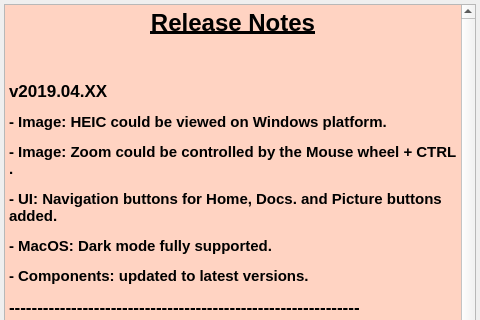
The window that src/ui/forms/ReleaseNotesDialog.ui (vookimedlo/vooki-image-viewer) describes before a commit, drawn with Qt 5; both pictures show x 0 to 480 and y 0 to 320 of the 480 by 656 pixel window.
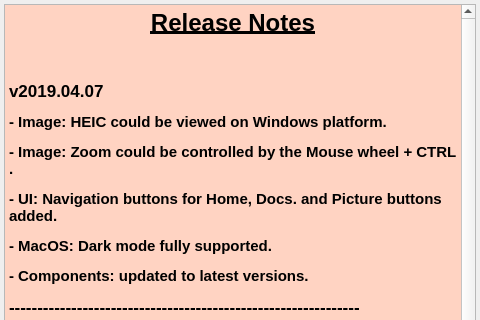
The same window after the commit.

Commit message: Release: Preparation

```diff
--- a/src/ui/forms/ReleaseNotesDialog.ui
+++ b/src/ui/forms/ReleaseNotesDialog.ui
@@ -69,41 +69,41 @@
       <string>&lt;!DOCTYPE HTML PUBLIC &quot;-//W3C//DTD HTML 4.0//EN&quot; &quot;http://www.w3.org/TR/REC-html40/strict.dtd&quot;&gt;
 &lt;html&gt;&lt;head&gt;&lt;meta name=&quot;qrichtext&quot; content=&quot;1&quot; /&gt;&lt;style type=&quot;text/css&quot;&gt;
 p, li { white-space: pre-wrap; }
-&lt;/style&gt;&lt;/head&gt;&lt;body style=&quot; font-family:'.SF NS Text'; font-size:13pt; font-weight:400; font-style:normal;&quot; bgcolor=&quot;#ffd3c2&quot;&gt;
-&lt;p align=&quot;center&quot; style=&quot; margin-top:12px; margin-bottom:12px; margin-left:0px; margin-right:0px; -qt-block-indent:0; text-indent:0px;&quot;&gt;&lt;span style=&quot; font-size:18pt; font-weight:600; text-decoration: underline; color:#000000;&quot;&gt;Release Notes&lt;/span&gt;&lt;/p&gt;
-&lt;p style=&quot;-qt-paragraph-type:empty; margin-top:12px; margin-bottom:12px; margin-left:0px; margin-right:0px; -qt-block-indent:0; text-indent:0px; color:#000000;&quot;&gt;&lt;br /&gt;&lt;/p&gt;
-&lt;p style=&quot; margin-top:12px; margin-bottom:12px; margin-left:0px; margin-right:0px; -qt-block-indent:0; text-indent:0px;&quot;&gt;&lt;span style=&quot; font-weight:600; color:#000000;&quot;&gt;v2019.04.XX&lt;/span&gt;&lt;/p&gt;
-&lt;p style=&quot; margin-top:12px; margin-bottom:12px; margin-left:0px; margin-right:0px; -qt-block-indent:0; text-indent:0px;&quot;&gt;&lt;span style=&quot; font-size:11pt; font-weight:600; color:#000000;&quot;&gt;- Image: HEIC could be viewed on Windows platform.&lt;/span&gt;&lt;/p&gt;
-&lt;p style=&quot; margin-top:12px; margin-bottom:12px; margin-left:0px; margin-right:0px; -qt-block-indent:0; text-indent:0px;&quot;&gt;&lt;span style=&quot; font-size:11pt; font-weight:600; color:#000000;&quot;&gt;- Image: Zoom could be controlled by the Mouse wheel + CTRL .&lt;/span&gt;&lt;/p&gt;
-&lt;p style=&quot; margin-top:12px; margin-bottom:12px; margin-left:0px; margin-right:0px; -qt-block-indent:0; text-indent:0px;&quot;&gt;&lt;span style=&quot; font-size:11pt; font-weight:600; color:#000000;&quot;&gt;- UI: Navigation buttons for Home, Docs. and Picture buttons added.&lt;/span&gt;&lt;/p&gt;
-&lt;p style=&quot; margin-top:12px; margin-bottom:12px; margin-left:0px; margin-right:0px; -qt-block-indent:0; text-indent:0px;&quot;&gt;&lt;span style=&quot; font-size:11pt; font-weight:600; color:#000000;&quot;&gt;- MacOS: Dark mode fully supported.&lt;/span&gt;&lt;/p&gt;
-&lt;p style=&quot; margin-top:12px; margin-bottom:12px; margin-left:0px; margin-right:0px; -qt-block-indent:0; text-indent:0px;&quot;&gt;&lt;span style=&quot; font-size:11pt; font-weight:600; color:#000000;&quot;&gt;- Components: updated to latest versions.&lt;/span&gt;&lt;/p&gt;
-&lt;p style=&quot; margin-top:12px; margin-bottom:12px; margin-left:0px; margin-right:0px; -qt-block-indent:0; text-indent:0px;&quot;&gt;&lt;span style=&quot; font-weight:600; color:#000000;&quot;&gt;--------------------------------------------------------------&lt;/span&gt;&lt;/p&gt;
-&lt;p style=&quot; margin-top:12px; margin-bottom:12px; margin-left:0px; margin-right:0px; -qt-block-indent:0; text-indent:0px;&quot;&gt;&lt;span style=&quot; font-weight:600; color:#000000;&quot;&gt;v2018.01.19&lt;/span&gt;&lt;/p&gt;
-&lt;p style=&quot; margin-top:12px; margin-bottom:12px; margin-left:0px; margin-right:0px; -qt-block-indent:0; text-indent:0px;&quot;&gt;&lt;span style=&quot; font-size:11pt; font-weight:600; color:#000000;&quot;&gt;- Image: Movement improved.&lt;/span&gt;&lt;/p&gt;
-&lt;p style=&quot; margin-top:12px; margin-bottom:12px; margin-left:0px; margin-right:0px; -qt-block-indent:0; text-indent:0px;&quot;&gt;&lt;span style=&quot; font-size:11pt; font-weight:600; color:#000000;&quot;&gt;- Components: updated to latest versions.&lt;/span&gt;&lt;/p&gt;
-&lt;p style=&quot; margin-top:12px; margin-bottom:12px; margin-left:0px; margin-right:0px; -qt-block-indent:0; text-indent:0px;&quot;&gt;&lt;span style=&quot; font-weight:600; color:#000000;&quot;&gt;--------------------------------------------------------------&lt;/span&gt;&lt;/p&gt;
-&lt;p style=&quot; margin-top:12px; margin-bottom:12px; margin-left:0px; margin-right:0px; -qt-block-indent:0; text-indent:0px;&quot;&gt;&lt;span style=&quot; font-weight:600; color:#000000;&quot;&gt;v2017.12.09&lt;/span&gt;&lt;/p&gt;
-&lt;p style=&quot; margin-top:12px; margin-bottom:12px; margin-left:0px; margin-right:0px; -qt-block-indent:0; text-indent:0px;&quot;&gt;&lt;span style=&quot; font-size:11pt; font-weight:600; color:#000000;&quot;&gt;- Image: Smooth transformation applied.&lt;/span&gt;&lt;/p&gt;
-&lt;p style=&quot; margin-top:12px; margin-bottom:12px; margin-left:0px; margin-right:0px; -qt-block-indent:0; text-indent:0px;&quot;&gt;&lt;span style=&quot; font-size:11pt; font-weight:600; color:#000000;&quot;&gt;- Components: updated to latest versions.&lt;/span&gt;&lt;/p&gt;
-&lt;p style=&quot; margin-top:12px; margin-bottom:12px; margin-left:0px; margin-right:0px; -qt-block-indent:0; text-indent:0px;&quot;&gt;&lt;span style=&quot; font-weight:600; color:#000000;&quot;&gt;--------------------------------------------------------------&lt;/span&gt;&lt;/p&gt;
-&lt;p style=&quot; margin-top:12px; margin-bottom:12px; margin-left:0px; margin-right:0px; -qt-block-indent:0; text-indent:0px;&quot;&gt;&lt;span style=&quot; font-weight:600; color:#000000;&quot;&gt;v2017.11.24&lt;/span&gt;&lt;/p&gt;
-&lt;p style=&quot; margin-top:12px; margin-bottom:12px; margin-left:0px; margin-right:0px; -qt-block-indent:0; text-indent:0px;&quot;&gt;&lt;span style=&quot; font-size:11pt; font-weight:600; color:#000000;&quot;&gt;- Windows: Problems with files over a shared network (\\server\...) fixed.&lt;/span&gt;&lt;/p&gt;
-&lt;p style=&quot; margin-top:0px; margin-bottom:0px; margin-left:0px; margin-right:0px; -qt-block-indent:0; text-indent:0px;&quot;&gt;&lt;span style=&quot; font-size:11pt; font-weight:600; color:#000000;&quot;&gt;- MacOS:  Could be used as a default program for specific image formats.&lt;/span&gt;&lt;/p&gt;
-&lt;p style=&quot; margin-top:12px; margin-bottom:12px; margin-left:0px; margin-right:0px; -qt-block-indent:0; text-indent:0px;&quot;&gt;&lt;span style=&quot; font-weight:600; color:#000000;&quot;&gt;--------------------------------------------------------------&lt;/span&gt;&lt;/p&gt;
-&lt;p style=&quot; margin-top:12px; margin-bottom:12px; margin-left:0px; margin-right:0px; -qt-block-indent:0; text-indent:0px;&quot;&gt;&lt;span style=&quot; font-weight:600; color:#000000;&quot;&gt;v2017.10.27&lt;/span&gt;&lt;/p&gt;
-&lt;p style=&quot; margin-top:12px; margin-bottom:12px; margin-left:0px; margin-right:0px; -qt-block-indent:0; text-indent:0px;&quot;&gt;&lt;span style=&quot; font-size:11pt; font-weight:600; color:#000000;&quot;&gt;- First stable release.&lt;/span&gt;&lt;/p&gt;
-&lt;p style=&quot; margin-top:0px; margin-bottom:0px; margin-left:0px; margin-right:0px; -qt-block-indent:0; text-indent:0px;&quot;&gt;&lt;span style=&quot; font-size:11pt; font-weight:600; color:#000000;&quot;&gt;- Transformations:&lt;/span&gt;&lt;/p&gt;
-&lt;p style=&quot; margin-top:0px; margin-bottom:0px; margin-left:0px; margin-right:0px; -qt-block-indent:0; text-indent:0px;&quot;&gt;&lt;span style=&quot; font-size:11pt; font-weight:600; color:#000000;&quot;&gt;  - Flip (horizontal, vertical).&lt;/span&gt;&lt;/p&gt;
-&lt;p style=&quot; margin-top:0px; margin-bottom:0px; margin-left:0px; margin-right:0px; -qt-block-indent:0; text-indent:0px;&quot;&gt;&lt;span style=&quot; font-size:11pt; font-weight:600; color:#000000;&quot;&gt;  - Rotation (clockwise and counterclockwise in 90° steps).&lt;/span&gt;&lt;/p&gt;
-&lt;p style=&quot; margin-top:0px; margin-bottom:0px; margin-left:0px; margin-right:0px; -qt-block-indent:0; text-indent:0px;&quot;&gt;&lt;span style=&quot; font-size:11pt; font-weight:600; color:#000000;&quot;&gt;  - Zoom (in, out, original size, fit to window).&lt;/span&gt;&lt;/p&gt;
-&lt;p style=&quot; margin-top:0px; margin-bottom:0px; margin-left:0px; margin-right:0px; -qt-block-indent:0; text-indent:0px;&quot;&gt;&lt;span style=&quot; font-size:11pt; font-weight:600; color:#000000;&quot;&gt;  - Fullscreen or Window mode.&lt;/span&gt;&lt;/p&gt;
-&lt;p style=&quot; margin-top:0px; margin-bottom:0px; margin-left:0px; margin-right:0px; -qt-block-indent:0; text-indent:0px;&quot;&gt;&lt;span style=&quot; font-size:11pt; font-weight:600; color:#000000;&quot;&gt;  - Custom background color.&lt;/span&gt;&lt;/p&gt;
-&lt;p style=&quot; margin-top:0px; margin-bottom:0px; margin-left:0px; margin-right:0px; -qt-block-indent:0; text-indent:0px;&quot;&gt;&lt;span style=&quot; font-size:11pt; font-weight:600; color:#000000;&quot;&gt;  - Custom image border color.&lt;/span&gt;&lt;/p&gt;
-&lt;p style=&quot; margin-top:0px; margin-bottom:0px; margin-left:0px; margin-right:0px; -qt-block-indent:0; text-indent:0px;&quot;&gt;&lt;span style=&quot; font-size:11pt; font-weight:600; color:#000000;&quot;&gt;  - Remembers recent files.&lt;/span&gt;&lt;/p&gt;
-&lt;p style=&quot; margin-top:0px; margin-bottom:0px; margin-left:0px; margin-right:0px; -qt-block-indent:0; text-indent:0px;&quot;&gt;&lt;span style=&quot; font-size:11pt; font-weight:600; color:#000000;&quot;&gt;  - Supports Apple high definition trackpad gestures.&lt;/span&gt;&lt;/p&gt;
-&lt;p style=&quot; margin-top:12px; margin-bottom:12px; margin-left:0px; margin-right:0px; -qt-block-indent:0; text-indent:0px;&quot;&gt;&lt;span style=&quot; font-size:11pt; font-weight:600; color:#000000;&quot;&gt;- Image: Multiple formats supported including the RAW ones.&lt;/span&gt;&lt;/p&gt;
-&lt;p style=&quot; margin-top:12px; margin-bottom:12px; margin-left:0px; margin-right:0px; -qt-block-indent:0; text-indent:0px;&quot;&gt;&lt;span style=&quot; font-weight:600; color:#000000;&quot;&gt;--------------------------------------------------------------&lt;/span&gt;&lt;/p&gt;&lt;/body&gt;&lt;/html&gt;</string>
+&lt;/style&gt;&lt;/head&gt;&lt;body style=&quot; font-family:'MS Shell Dlg 2'; font-size:8.25pt; font-weight:400; font-style:normal;&quot; bgcolor=&quot;#ffd3c2&quot;&gt;
+&lt;p align=&quot;center&quot; style=&quot; margin-top:12px; margin-bottom:12px; margin-left:0px; margin-right:0px; -qt-block-indent:0; text-indent:0px;&quot;&gt;&lt;span style=&quot; font-family:'.SF NS Text'; font-size:18pt; font-weight:600; text-decoration: underline; color:#000000;&quot;&gt;Release Notes&lt;/span&gt;&lt;/p&gt;
+&lt;p style=&quot;-qt-paragraph-type:empty; margin-top:12px; margin-bottom:12px; margin-left:0px; margin-right:0px; -qt-block-indent:0; text-indent:0px; font-family:'.SF NS Text'; font-size:13pt; color:#000000;&quot;&gt;&lt;br /&gt;&lt;/p&gt;
+&lt;p style=&quot; margin-top:12px; margin-bottom:12px; margin-left:0px; margin-right:0px; -qt-block-indent:0; text-indent:0px;&quot;&gt;&lt;span style=&quot; font-family:'.SF NS Text'; font-size:13pt; font-weight:600; color:#000000;&quot;&gt;v2019.04.07&lt;/span&gt;&lt;/p&gt;
+&lt;p style=&quot; margin-top:12px; margin-bottom:12px; margin-left:0px; margin-right:0px; -qt-block-indent:0; text-indent:0px;&quot;&gt;&lt;span style=&quot; font-family:'.SF NS Text'; font-size:11pt; font-weight:600; color:#000000;&quot;&gt;- Image: HEIC could be viewed on Windows platform.&lt;/span&gt;&lt;/p&gt;
+&lt;p style=&quot; margin-top:12px; margin-bottom:12px; margin-left:0px; margin-right:0px; -qt-block-indent:0; text-indent:0px;&quot;&gt;&lt;span style=&quot; font-family:'.SF NS Text'; font-size:11pt; font-weight:600; color:#000000;&quot;&gt;- Image: Zoom could be controlled by the Mouse wheel + CTRL .&lt;/span&gt;&lt;/p&gt;
+&lt;p style=&quot; margin-top:12px; margin-bottom:12px; margin-left:0px; margin-right:0px; -qt-block-indent:0; text-indent:0px;&quot;&gt;&lt;span style=&quot; font-family:'.SF NS Text'; font-size:11pt; font-weight:600; color:#000000;&quot;&gt;- UI: Navigation buttons for Home, Docs. and Picture buttons added.&lt;/span&gt;&lt;/p&gt;
+&lt;p style=&quot; margin-top:12px; margin-bottom:12px; margin-left:0px; margin-right:0px; -qt-block-indent:0; text-indent:0px;&quot;&gt;&lt;span style=&quot; font-family:'.SF NS Text'; font-size:11pt; font-weight:600; color:#000000;&quot;&gt;- MacOS: Dark mode fully supported.&lt;/span&gt;&lt;/p&gt;
+&lt;p style=&quot; margin-top:12px; margin-bottom:12px; margin-left:0px; margin-right:0px; -qt-block-indent:0; text-indent:0px;&quot;&gt;&lt;span style=&quot; font-family:'.SF NS Text'; font-size:11pt; font-weight:600; color:#000000;&quot;&gt;- Components: updated to latest versions.&lt;/span&gt;&lt;/p&gt;
+&lt;p style=&quot; margin-top:12px; margin-bottom:12px; margin-left:0px; margin-right:0px; -qt-block-indent:0; text-indent:0px;&quot;&gt;&lt;span style=&quot; font-family:'.SF NS Text'; font-size:13pt; font-weight:600; color:#000000;&quot;&gt;--------------------------------------------------------------&lt;/span&gt;&lt;/p&gt;
+&lt;p style=&quot; margin-top:12px; margin-bottom:12px; margin-left:0px; margin-right:0px; -qt-block-indent:0; text-indent:0px;&quot;&gt;&lt;span style=&quot; font-family:'.SF NS Text'; font-size:13pt; font-weight:600; color:#000000;&quot;&gt;v2018.01.19&lt;/span&gt;&lt;/p&gt;
+&lt;p style=&quot; margin-top:12px; margin-bottom:12px; margin-left:0px; margin-right:0px; -qt-block-indent:0; text-indent:0px;&quot;&gt;&lt;span style=&quot; font-family:'.SF NS Text'; font-size:11pt; font-weight:600; color:#000000;&quot;&gt;- Image: Movement improved.&lt;/span&gt;&lt;/p&gt;
+&lt;p style=&quot; margin-top:12px; margin-bottom:12px; margin-left:0px; margin-right:0px; -qt-block-indent:0; text-indent:0px;&quot;&gt;&lt;span style=&quot; font-family:'.SF NS Text'; font-size:11pt; font-weight:600; color:#000000;&quot;&gt;- Components: updated to latest versions.&lt;/span&gt;&lt;/p&gt;
+&lt;p style=&quot; margin-top:12px; margin-bottom:12px; margin-left:0px; margin-right:0px; -qt-block-indent:0; text-indent:0px;&quot;&gt;&lt;span style=&quot; font-family:'.SF NS Text'; font-size:13pt; font-weight:600; color:#000000;&quot;&gt;--------------------------------------------------------------&lt;/span&gt;&lt;/p&gt;
+&lt;p style=&quot; margin-top:12px; margin-bottom:12px; margin-left:0px; margin-right:0px; -qt-block-indent:0; text-indent:0px;&quot;&gt;&lt;span style=&quot; font-family:'.SF NS Text'; font-size:13pt; font-weight:600; color:#000000;&quot;&gt;v2017.12.09&lt;/span&gt;&lt;/p&gt;
+&lt;p style=&quot; margin-top:12px; margin-bottom:12px; margin-left:0px; margin-right:0px; -qt-block-indent:0; text-indent:0px;&quot;&gt;&lt;span style=&quot; font-family:'.SF NS Text'; font-size:11pt; font-weight:600; color:#000000;&quot;&gt;- Image: Smooth transformation applied.&lt;/span&gt;&lt;/p&gt;
+&lt;p style=&quot; margin-top:12px; margin-bottom:12px; margin-left:0px; margin-right:0px; -qt-block-indent:0; text-indent:0px;&quot;&gt;&lt;span style=&quot; font-family:'.SF NS Text'; font-size:11pt; font-weight:600; color:#000000;&quot;&gt;- Components: updated to latest versions.&lt;/span&gt;&lt;/p&gt;
+&lt;p style=&quot; margin-top:12px; margin-bottom:12px; margin-left:0px; margin-right:0px; -qt-block-indent:0; text-indent:0px;&quot;&gt;&lt;span style=&quot; font-family:'.SF NS Text'; font-size:13pt; font-weight:600; color:#000000;&quot;&gt;--------------------------------------------------------------&lt;/span&gt;&lt;/p&gt;
+&lt;p style=&quot; margin-top:12px; margin-bottom:12px; margin-left:0px; margin-right:0px; -qt-block-indent:0; text-indent:0px;&quot;&gt;&lt;span style=&quot; font-family:'.SF NS Text'; font-size:13pt; font-weight:600; color:#000000;&quot;&gt;v2017.11.24&lt;/span&gt;&lt;/p&gt;
+&lt;p style=&quot; margin-top:12px; margin-bottom:12px; margin-left:0px; margin-right:0px; -qt-block-indent:0; text-indent:0px;&quot;&gt;&lt;span style=&quot; font-family:'.SF NS Text'; font-size:11pt; font-weight:600; color:#000000;&quot;&gt;- Windows: Problems with files over a shared network (\\server\...) fixed.&lt;/span&gt;&lt;/p&gt;
+&lt;p style=&quot; margin-top:0px; margin-bottom:0px; margin-left:0px; margin-right:0px; -qt-block-indent:0; text-indent:0px;&quot;&gt;&lt;span style=&quot; font-family:'.SF NS Text'; font-size:11pt; font-weight:600; color:#000000;&quot;&gt;- MacOS:  Could be used as a default program for specific image formats.&lt;/span&gt;&lt;/p&gt;
+&lt;p style=&quot; margin-top:12px; margin-bottom:12px; margin-left:0px; margin-right:0px; -qt-block-indent:0; text-indent:0px;&quot;&gt;&lt;span style=&quot; font-family:'.SF NS Text'; font-size:13pt; font-weight:600; color:#000000;&quot;&gt;--------------------------------------------------------------&lt;/span&gt;&lt;/p&gt;
+&lt;p style=&quot; margin-top:12px; margin-bottom:12px; margin-left:0px; margin-right:0px; -qt-block-indent:0; text-indent:0px;&quot;&gt;&lt;span style=&quot; font-family:'.SF NS Text'; font-size:13pt; font-weight:600; color:#000000;&quot;&gt;v2017.10.27&lt;/span&gt;&lt;/p&gt;
+&lt;p style=&quot; margin-top:12px; margin-bottom:12px; margin-left:0px; margin-right:0px; -qt-block-indent:0; text-indent:0px;&quot;&gt;&lt;span style=&quot; font-family:'.SF NS Text'; font-size:11pt; font-weight:600; color:#000000;&quot;&gt;- First stable release.&lt;/span&gt;&lt;/p&gt;
+&lt;p style=&quot; margin-top:0px; margin-bottom:0px; margin-left:0px; margin-right:0px; -qt-block-indent:0; text-indent:0px;&quot;&gt;&lt;span style=&quot; font-family:'.SF NS Text'; font-size:11pt; font-weight:600; color:#000000;&quot;&gt;- Transformations:&lt;/span&gt;&lt;/p&gt;
+&lt;p style=&quot; margin-top:0px; margin-bottom:0px; margin-left:0px; margin-right:0px; -qt-block-indent:0; text-indent:0px;&quot;&gt;&lt;span style=&quot; font-family:'.SF NS Text'; font-size:11pt; font-weight:600; color:#000000;&quot;&gt;  - Flip (horizontal, vertical).&lt;/span&gt;&lt;/p&gt;
+&lt;p style=&quot; margin-top:0px; margin-bottom:0px; margin-left:0px; margin-right:0px; -qt-block-indent:0; text-indent:0px;&quot;&gt;&lt;span style=&quot; font-family:'.SF NS Text'; font-size:11pt; font-weight:600; color:#000000;&quot;&gt;  - Rotation (clockwise and counterclockwise in 90° steps).&lt;/span&gt;&lt;/p&gt;
+&lt;p style=&quot; margin-top:0px; margin-bottom:0px; margin-left:0px; margin-right:0px; -qt-block-indent:0; text-indent:0px;&quot;&gt;&lt;span style=&quot; font-family:'.SF NS Text'; font-size:11pt; font-weight:600; color:#000000;&quot;&gt;  - Zoom (in, out, original size, fit to window).&lt;/span&gt;&lt;/p&gt;
+&lt;p style=&quot; margin-top:0px; margin-bottom:0px; margin-left:0px; margin-right:0px; -qt-block-indent:0; text-indent:0px;&quot;&gt;&lt;span style=&quot; font-family:'.SF NS Text'; font-size:11pt; font-weight:600; color:#000000;&quot;&gt;  - Fullscreen or Window mode.&lt;/span&gt;&lt;/p&gt;
+&lt;p style=&quot; margin-top:0px; margin-bottom:0px; margin-left:0px; margin-right:0px; -qt-block-indent:0; text-indent:0px;&quot;&gt;&lt;span style=&quot; font-family:'.SF NS Text'; font-size:11pt; font-weight:600; color:#000000;&quot;&gt;  - Custom background color.&lt;/span&gt;&lt;/p&gt;
+&lt;p style=&quot; margin-top:0px; margin-bottom:0px; margin-left:0px; margin-right:0px; -qt-block-indent:0; text-indent:0px;&quot;&gt;&lt;span style=&quot; font-family:'.SF NS Text'; font-size:11pt; font-weight:600; color:#000000;&quot;&gt;  - Custom image border color.&lt;/span&gt;&lt;/p&gt;
+&lt;p style=&quot; margin-top:0px; margin-bottom:0px; margin-left:0px; margin-right:0px; -qt-block-indent:0; text-indent:0px;&quot;&gt;&lt;span style=&quot; font-family:'.SF NS Text'; font-size:11pt; font-weight:600; color:#000000;&quot;&gt;  - Remembers recent files.&lt;/span&gt;&lt;/p&gt;
+&lt;p style=&quot; margin-top:0px; margin-bottom:0px; margin-left:0px; margin-right:0px; -qt-block-indent:0; text-indent:0px;&quot;&gt;&lt;span style=&quot; font-family:'.SF NS Text'; font-size:11pt; font-weight:600; color:#000000;&quot;&gt;  - Supports Apple high definition trackpad gestures.&lt;/span&gt;&lt;/p&gt;
+&lt;p style=&quot; margin-top:12px; margin-bottom:12px; margin-left:0px; margin-right:0px; -qt-block-indent:0; text-indent:0px;&quot;&gt;&lt;span style=&quot; font-family:'.SF NS Text'; font-size:11pt; font-weight:600; color:#000000;&quot;&gt;- Image: Multiple formats supported including the RAW ones.&lt;/span&gt;&lt;/p&gt;
+&lt;p style=&quot; margin-top:12px; margin-bottom:12px; margin-left:0px; margin-right:0px; -qt-block-indent:0; text-indent:0px;&quot;&gt;&lt;span style=&quot; font-family:'.SF NS Text'; font-size:13pt; font-weight:600; color:#000000;&quot;&gt;--------------------------------------------------------------&lt;/span&gt;&lt;/p&gt;&lt;/body&gt;&lt;/html&gt;</string>
      </property>
     </widget>
    </item>
```
The commit also changes 1 other file.
